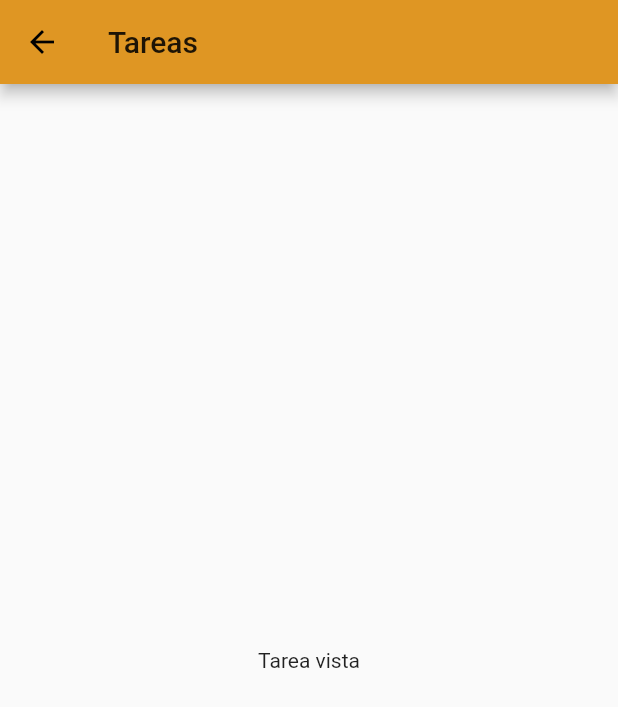
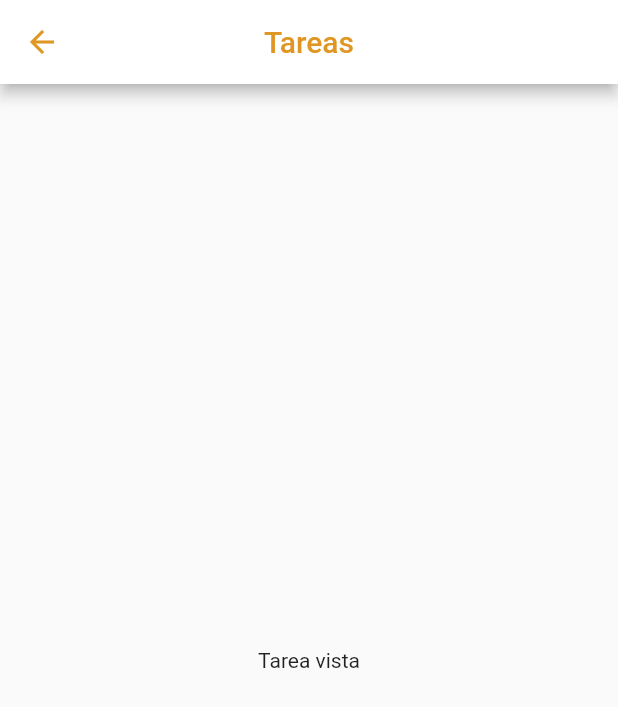
Before and after one commit to B3rert/TareasDs_Flutter, a Flutter app: the HomePage screen opened by its route, after a tap on "15841", on a phone screen of 412 x 824 dp. Shown: the top 707 px of the screen. Run offline on Flutter 3.47's test engine with Material 2 defaults, Android fonts, the phone set to English and light mode, and no system bars.

Commit message:
Letras naranja, fondo blanco

```diff
--- a/lib/src/pages/home_page.dart
+++ b/lib/src/pages/home_page.dart
@@ -47,7 +47,7 @@ class _HomePage extends State<HomePage> {
       body: widgetsChildren[indexTap],
       bottomNavigationBar: Theme(
         data: Theme.of(context)
-            .copyWith(canvasColor: naranja, primaryColor: azul),
+            .copyWith(canvasColor: Colors.white, primaryColor: naranja),
         child: BottomNavigationBar(
           onTap: onTapped,
           currentIndex: indexTap,
--- a/lib/src/pages/list_task_page.dart
+++ b/lib/src/pages/list_task_page.dart
@@ -32,9 +32,10 @@ class _ListTaskPageState extends State<ListTaskPage> {
   Widget build(BuildContext context) {
     return Scaffold(
       appBar: AppBar(
+        backgroundColor: Colors.white,
         title: Text(
           _tituloBar,
-          style: TextStyle(color: Colors.black54),
+          style: TextStyle(color: naranja),
         ),
         centerTitle: true,
         leading: IconButton(
@@ -44,11 +45,11 @@ class _ListTaskPageState extends State<ListTaskPage> {
           onPressed: () {},
         ),
         iconTheme: IconThemeData(
-          color: Colors.black54,
+          color: naranja,
         ),
         actions: <Widget>[
           PopupMenuButton<String>(
-            color: naranjaPalido,
+            color: Colors.white,
             onSelected: choiceAction,
             itemBuilder: (BuildContext context) {
               return Constants.choices.map((String choice) {
@@ -56,7 +57,7 @@ class _ListTaskPageState extends State<ListTaskPage> {
                   value: choice,
                   child: Text(
                     choice,
-                    style: TextStyle(color: Colors.black),
+                    style: TextStyle(color: naranja),
                   ),
                 );
               }).toList();
@@ -107,7 +108,7 @@ class _ListTaskPageState extends State<ListTaskPage> {
         ),
         trailing: Icon(
           Icons.keyboard_arrow_right,
-          color: azul,
+          color: naranja,
         ),
         subtitle: Padding(
           padding: const EdgeInsets.only(left: 20.0),
--- a/lib/src/pages/view_tasks.dart
+++ b/lib/src/pages/view_tasks.dart
@@ -1,13 +1,34 @@
 import 'package:flutter/material.dart';
 
+Map<int, Color> color = {
+  50: Color.fromRGBO(136, 14, 79, .1),
+  100: Color.fromRGBO(136, 14, 79, .2),
+  200: Color.fromRGBO(136, 14, 79, .3),
+  300: Color.fromRGBO(136, 14, 79, .4),
+  400: Color.fromRGBO(136, 14, 79, .5),
+  500: Color.fromRGBO(136, 14, 79, .6),
+  600: Color.fromRGBO(136, 14, 79, .7),
+  700: Color.fromRGBO(136, 14, 79, .8),
+  800: Color.fromRGBO(136, 14, 79, .9),
+  900: Color.fromRGBO(136, 14, 79, 1),
+};
+
+MaterialColor naranja = MaterialColor(0xFFDF9623, color);
+
 class ViewTaskPage extends StatelessWidget {
-  const ViewTaskPage({Key key}) : super(key: key);
-
   @override
   Widget build(BuildContext context) {
     return Scaffold(
       appBar: AppBar(
-        title: Text("Tareas"),
+        iconTheme: IconThemeData(
+          color: naranja,
+        ),
+        backgroundColor: Colors.white,
+        title: Text(
+          "Tareas",
+          style: TextStyle(color: naranja),
+        ),
+        centerTitle: true,
       ),
       body: Container(
         child: Center(
```
